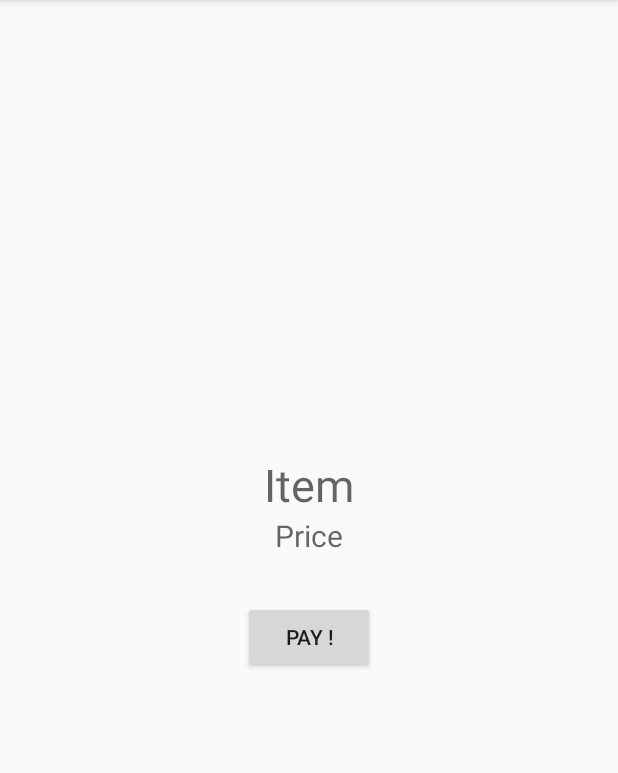
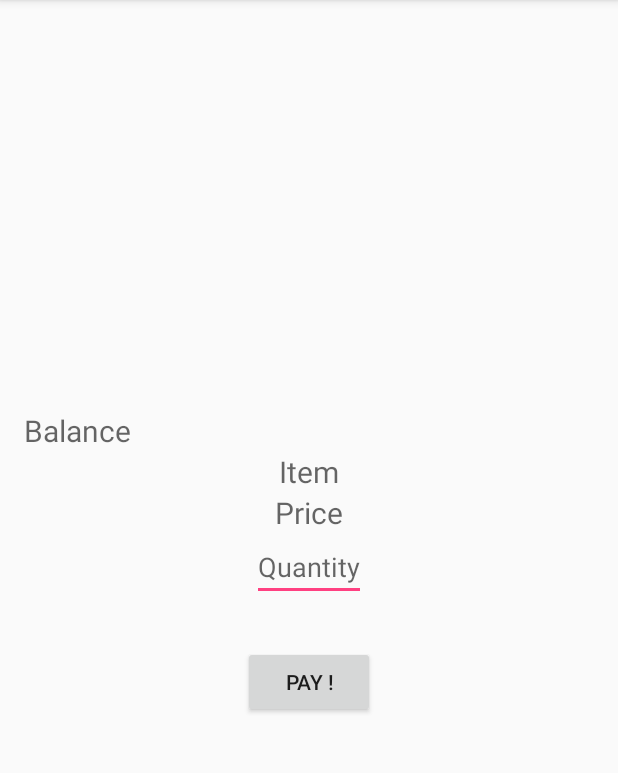
Before and after one commit to m9rehman/FinHacks, an Android app: the PayActivity screen opened directly, with no data from a screen before it, on a phone screen of 412 x 824 dp, the part 84-857 px from its top. Run offline under Robolectric (Android 15) with nearby library versions, the phone set to English and light mode, and no system bars; libraries missing offline, so code that uses them is left out: com.getpebble.android; 2 statements that could not run were skipped.

Commit message:
Interactivity to pruchases

```diff
--- a/FinHacksIoT/app/src/main/res/layout/activity_pay.xml
+++ b/FinHacksIoT/app/src/main/res/layout/activity_pay.xml
@@ -11,6 +11,13 @@
     android:orientation="vertical"
     android:gravity="center"
     tools:context="com.example.moe.finhacksiot.PayActivity">
+    <TextView
+        android:layout_width="wrap_content"
+        android:layout_height="wrap_content"
+        android:hint="Balance"
+        android:textSize="20dp"
+        android:layout_gravity="start"
+        android:id="@+id/BalanceTxt"/>
 
     <ImageView
         android:layout_width="wrap_content"
@@ -22,7 +29,7 @@
         android:layout_width="wrap_content"
         android:layout_height="wrap_content"
         android:hint="Item"
-        android:textSize="30dp"
+        android:textSize="20dp"
         android:id="@+id/ItemTxt"/>
 
     <TextView
@@ -31,6 +38,13 @@
         android:hint="Price"
         android:textSize="20dp"
         android:id="@+id/PriceTxt"/>
+
+
+    <EditText
+        android:layout_width="wrap_content"
+        android:layout_height="wrap_content"
+        android:hint="Quantity"
+        android:id="@+id/quantityTxt"/>
 
     <Button
         android:layout_width="wrap_content"
```
Also changed, not shown: FinHacksIoT/app/src/main/java/com/example/moe/finhacksiot/PayActivity.java (+47 -7 lines), FinHacksIoT/app/src/main/res/drawable/vodka.png.
